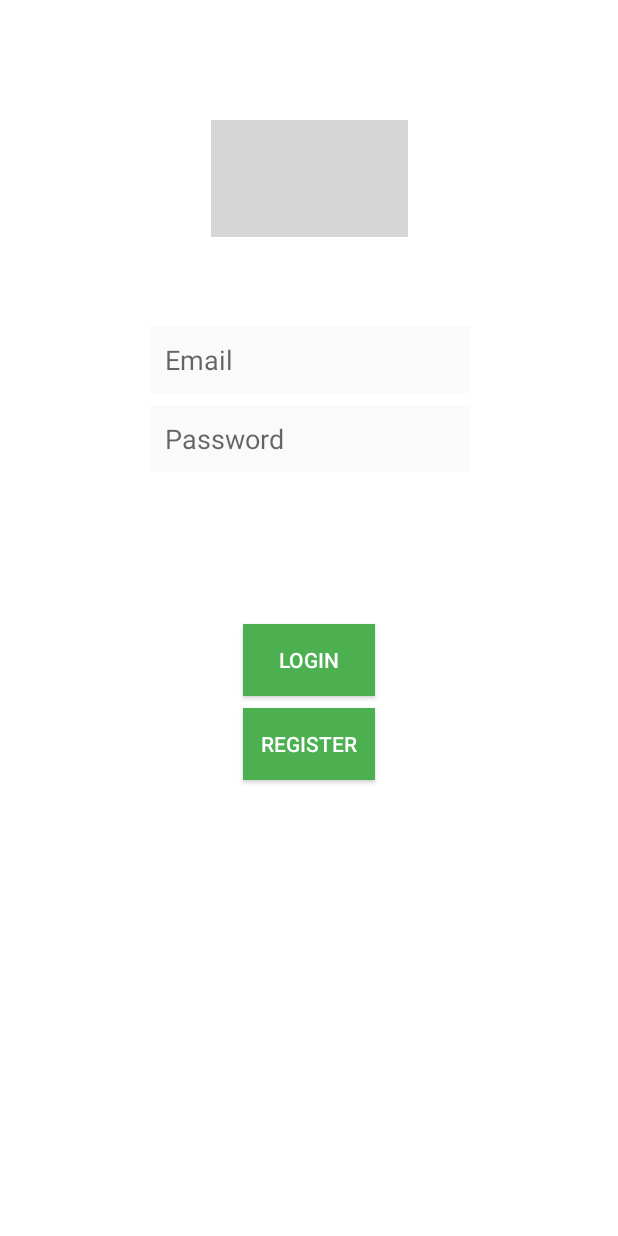
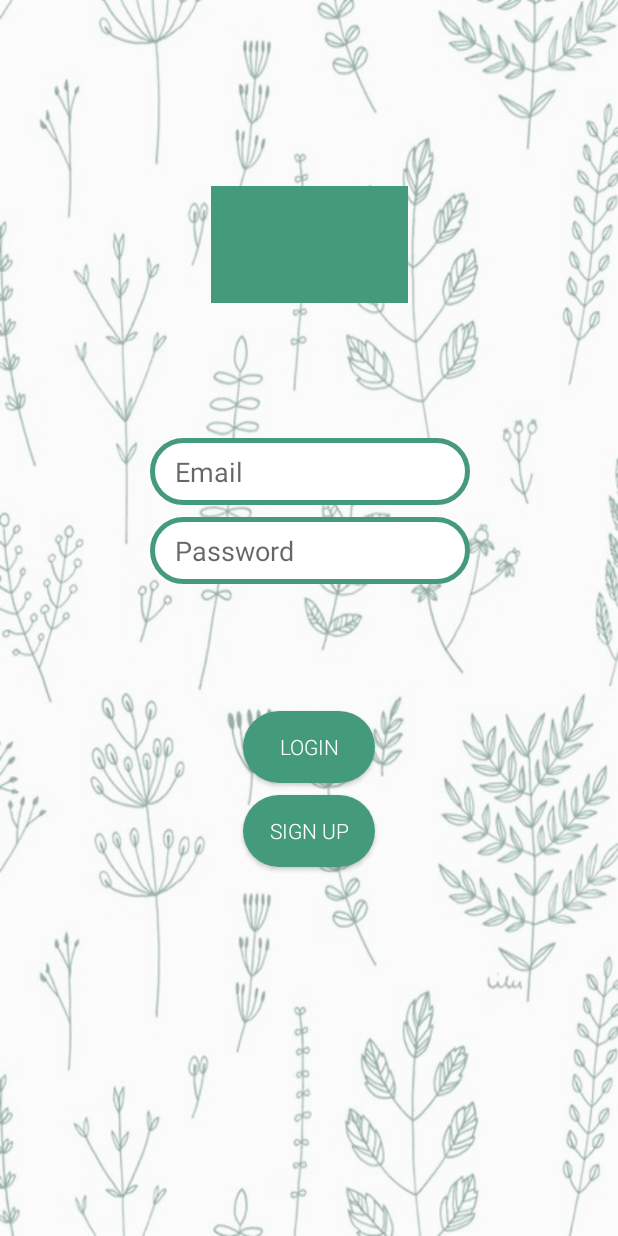
Before and after one commit to RayanH99/ReLeaf, an Android app: the layout activity_login_screen.xml on its own in the app's theme, with its tools: preview values and no code run, on a phone screen of 412 x 824 dp. Run offline under Robolectric (Android 15) with nearby library versions, the phone set to English and light mode, and no system bars; grey boxes are pictures that could not be loaded.

Commit message:
finished login screen, added wallpaper and colour theme

```diff
--- a/Homeless/app/build.gradle
+++ b/Homeless/app/build.gradle
@@ -1,4 +1,5 @@
 apply plugin: 'com.android.application'
+apply plugin: 'com.google.gms.google-services'
 
 android {
     compileSdkVersion 28
@@ -22,6 +23,8 @@ dependencies {
     implementation fileTree(dir: 'libs', include: ['*.jar'])
     implementation 'com.android.support:appcompat-v7:28.0.0'
     implementation 'com.android.support.constraint:constraint-layout:1.1.3'
+    implementation 'com.google.firebase:firebase-database:16.0.1'
+    implementation 'com.google.firebase:firebase-auth:16.0.3'
     testImplementation 'junit:junit:4.12'
     androidTestImplementation 'com.android.support.test:runner:1.0.2'
     androidTestImplementation 'com.android.support.test.espresso:espresso-core:3.0.2'
--- a/Homeless/app/src/main/AndroidManifest.xml
+++ b/Homeless/app/src/main/AndroidManifest.xml
@@ -9,13 +9,14 @@
         android:roundIcon="@mipmap/ic_launcher_round"
         android:supportsRtl="true"
         android:theme="@style/AppTheme">
-        <activity android:name=".LoginScreen">
+        <activity android:name=".SplashActivity">
             <intent-filter>
                 <action android:name="android.intent.action.MAIN" />
 
                 <category android:name="android.intent.category.LAUNCHER" />
             </intent-filter>
         </activity>
+        <activity android:name=".LoginScreen"></activity>
         <activity android:name=".MapsView"></activity>
     </application>
 
--- /dev/null
+++ b/Homeless/app/src/main/res/drawable/background.xml
@@ -0,0 +1,3 @@
+<?xml version="1.0" encoding="utf-8"?>
+<bitmap xmlns:android="http://schemas.android.com/apk/res/android"
+    android:src="@drawable/wallpaper" android:alpha="0.4"/>
--- a/Homeless/app/src/main/res/drawable/button_style.xml
+++ b/Homeless/app/src/main/res/drawable/button_style.xml
@@ -1,8 +1,8 @@
 <?xml version="1.0" encoding="utf-8"?>
 <shape xmlns:android="http://schemas.android.com/apk/res/android">
 
-    <solid android:color="#4CAF50"/>
+    <solid android:color="#449B7C"/>
     <padding android:bottom="10dp" android:left="10dp" android:right="10dp" android:top="10dp"/>
-
+    <corners android:radius="30dp"/>
 
 </shape>
--- a/Homeless/app/src/main/res/drawable/edit_text_style.xml
+++ b/Homeless/app/src/main/res/drawable/edit_text_style.xml
@@ -1,8 +1,11 @@
 <?xml version="1.0" encoding="utf-8"?>
 <shape xmlns:android="http://schemas.android.com/apk/res/android">
 
-    <solid android:color="#fafafa"/>
-    <padding android:bottom="10dp" android:left="10dp" android:right="10dp" android:top="10dp"/>
-
+    <solid android:color="#FFFFFF"/>
+    <stroke
+        android:width="3dp"
+        android:color="#FF449B7C" />
+    <padding android:bottom="10dp" android:left="17dp" android:right="10dp" android:top="10dp"/>
+    <corners android:radius="30dp"/>
 
 </shape>
--- a/Homeless/app/src/main/res/layout/activity_login_screen.xml
+++ b/Homeless/app/src/main/res/layout/activity_login_screen.xml
@@ -4,15 +4,15 @@
     android:layout_width="match_parent"
     android:layout_height="match_parent"
     tools:context=".LoginScreen"
-    android:background="#ffffff">
+    android:background="@drawable/background">
 
     <android.support.constraint.Guideline
         android:id="@+id/guideline"
         android:layout_width="wrap_content"
         android:layout_height="wrap_content"
+        android:background="#ffffff"
         android:orientation="horizontal"
-        android:background="#ffffff"
-        app:layout_constraintGuide_begin="290dp"/>
+        app:layout_constraintGuide_begin="365dp" />
 
     <EditText
         android:id="@+id/login_user"
@@ -24,6 +24,7 @@
         android:layout_marginRight="8dp"
         android:layout_marginBottom="28dp"
         android:background="@drawable/edit_text_style"
+        android:alpha="1"
         android:ems="10"
         android:hint="Email"
         android:inputType="textPersonName"
@@ -62,6 +63,7 @@
         android:background="@drawable/button_style"
         android:text="Login"
         android:textColor="@color/colorPrimary"
+        android:fontFamily="sans-serif-light"
         app:layout_constraintBottom_toBottomOf="parent"
         app:layout_constraintEnd_toEndOf="parent"
         app:layout_constraintStart_toStartOf="parent"
@@ -79,8 +81,9 @@
         android:layout_marginRight="8dp"
         android:layout_marginBottom="8dp"
         android:background="@drawable/button_style"
-        android:text="Register"
+        android:text="Sign Up"
         android:textColor="@color/colorPrimary"
+        android:fontFamily="sans-serif-light"
         app:layout_constraintBottom_toBottomOf="parent"
         app:layout_constraintEnd_toEndOf="parent"
         app:layout_constraintStart_toStartOf="parent"
@@ -90,7 +93,7 @@
     <ImageView
 
 
-        android:id="@+id/ass"
+        android:id="@+id/image"
         android:layout_width="131dp"
         android:layout_height="78dp"
         android:layout_marginStart="8dp"
@@ -105,6 +108,6 @@
         app:layout_constraintStart_toStartOf="parent"
         app:layout_constraintTop_toTopOf="parent"
         app:layout_constraintVertical_bias="0.585"
-        app:srcCompat="@drawable/pinnitfull"/>
+        app:srcCompat="@color/colorAccent"/>
 
 </android.support.constraint.ConstraintLayout>
--- a/Homeless/app/src/main/res/values/colors.xml
+++ b/Homeless/app/src/main/res/values/colors.xml
@@ -2,5 +2,5 @@
 <resources>
     <color name="colorPrimary">#FFFFFF</color>
     <color name="colorPrimaryDark">#00574B</color>
-    <color name="colorAccent">#4CAF50</color>
+    <color name="colorAccent">#FF449B7C</color>
 </resources>
--- a/Homeless/app/src/main/res/values/styles.xml
+++ b/Homeless/app/src/main/res/values/styles.xml
@@ -1,7 +1,7 @@
 <resources>
 
     <!-- Base application theme. -->
-    <style name="AppTheme" parent="Theme.AppCompat.Light.DarkActionBar">
+    <style name="AppTheme" parent="Theme.AppCompat.DayNight.NoActionBar">
         <!-- Customize your theme here. -->
         <item name="colorPrimary">@color/colorPrimary</item>
         <item name="colorPrimaryDark">@color/colorPrimaryDark</item>
--- a/Homeless/build.gradle
+++ b/Homeless/build.gradle
@@ -8,7 +8,7 @@ buildscript {
     }
     dependencies {
         classpath 'com.android.tools.build:gradle:3.3.0'
-
+        classpath 'com.google.gms:google-services:4.1.0'
 
         // NOTE: Do not place your application dependencies here; they belong
         // in the individual module build.gradle files
```
Also changed, not shown: Homeless/app/src/main/java/com/example/johnnybahama/homeless/LoginScreen.java (+7 -0 lines), Homeless/app/src/main/java/com/example/johnnybahama/homeless/SplashActivity.java (added, +27 -0 lines), Homeless/app/src/main/res/layout/splashscreen.xml (added, +8 -0 lines), Homeless/app/src/main/res/drawable/wallpaper.jpg (added), 1 other file.
